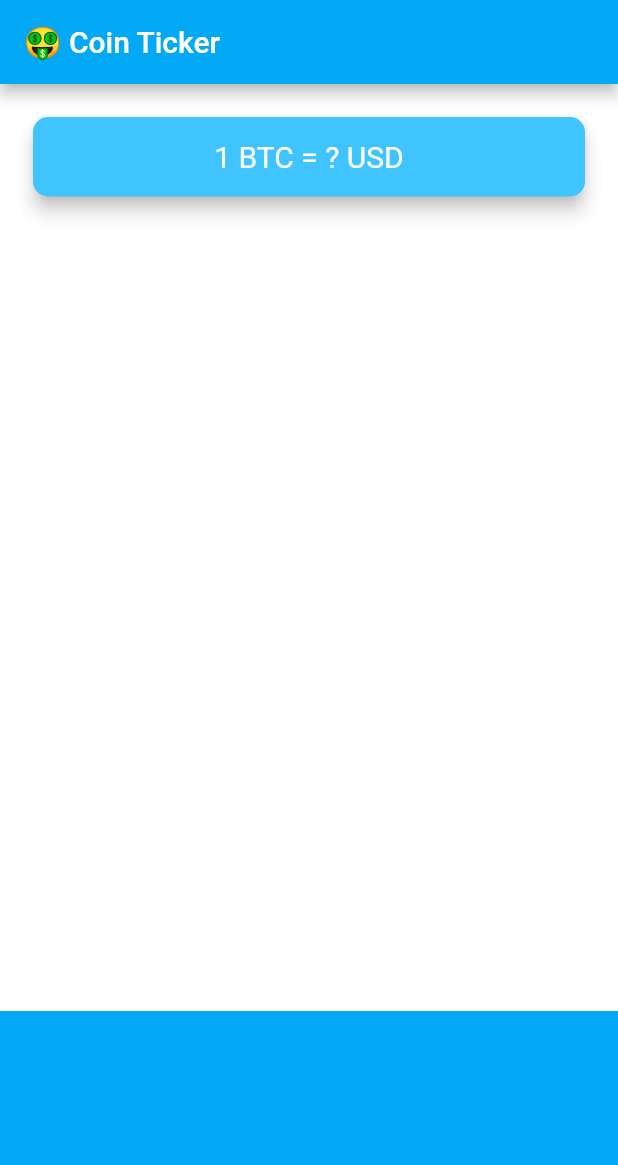
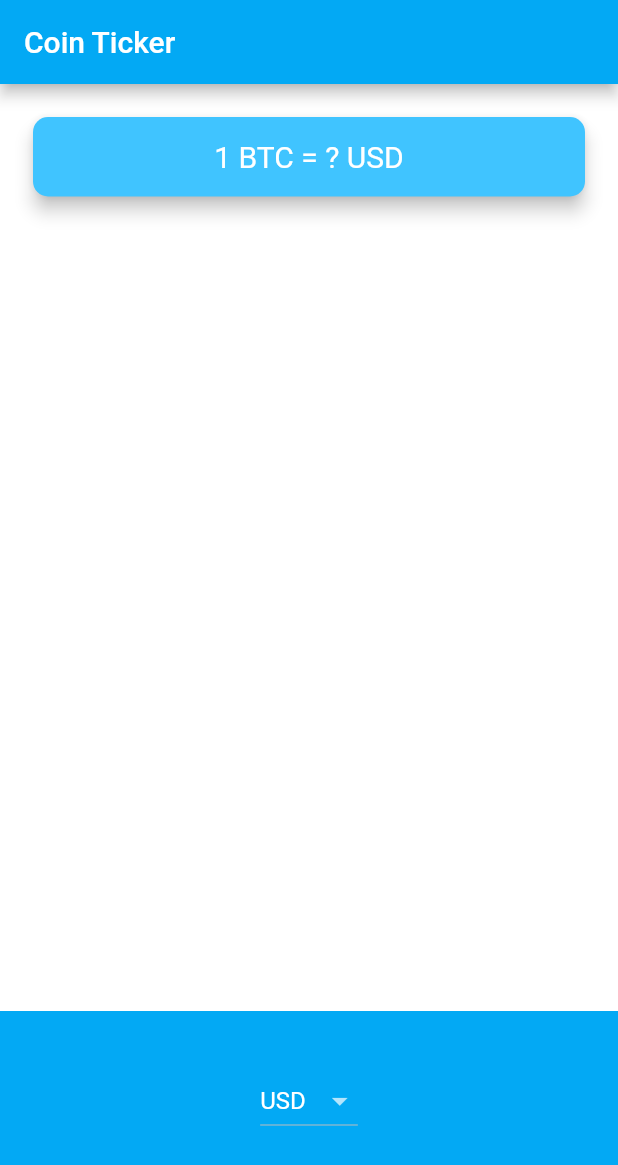
Before and after one commit to PaulDudsdeemaytha/bitcoin-tracker-flutter, a Flutter app: the screen it shows after launch, on a phone screen of 412 x 824 dp. Shown: the top 1165 px of the screen. Run offline on Flutter 3.47's test engine with Material 2 defaults, Android fonts, the phone set to English and light mode, and no system bars.

```diff
--- a/lib/price_screen.dart
+++ b/lib/price_screen.dart
@@ -6,11 +6,12 @@ class PriceScreen extends StatefulWidget {
 }
 
 class _PriceScreenState extends State<PriceScreen> {
+  String selectedCurrency = 'USD';
   @override
   Widget build(BuildContext context) {
     return Scaffold(
       appBar: AppBar(
-        title: Text('🤑 Coin Ticker'),
+        title: Text('Coin Ticker'),
       ),
       body: Column(
         mainAxisAlignment: MainAxisAlignment.spaceBetween,
@@ -42,8 +43,29 @@ class _PriceScreenState extends State<PriceScreen> {
             alignment: Alignment.center,
             padding: EdgeInsets.only(bottom: 30.0),
             color: Colors.lightBlue,
-            child: null,
-          ),
+            child: DropdownButton<String>(
+              value: selectedCurrency,
+              items: [
+                DropdownMenuItem(
+                  child: Text('USD'),
+                  value: 'USD',
+                ),
+                DropdownMenuItem(
+                  child: Text('CDN'),
+                  value: 'CDN',
+                ),
+                DropdownMenuItem(
+                  child: Text('BAHT'),
+                  value: 'BAHT',
+                )
+              ],
+              onChanged: (value) {
+                setState(() {
+                  selectedCurrency = value;
+                });
+              },
+            ),
+          )
         ],
       ),
     );
```
Also changed, not shown: 1 other file.
